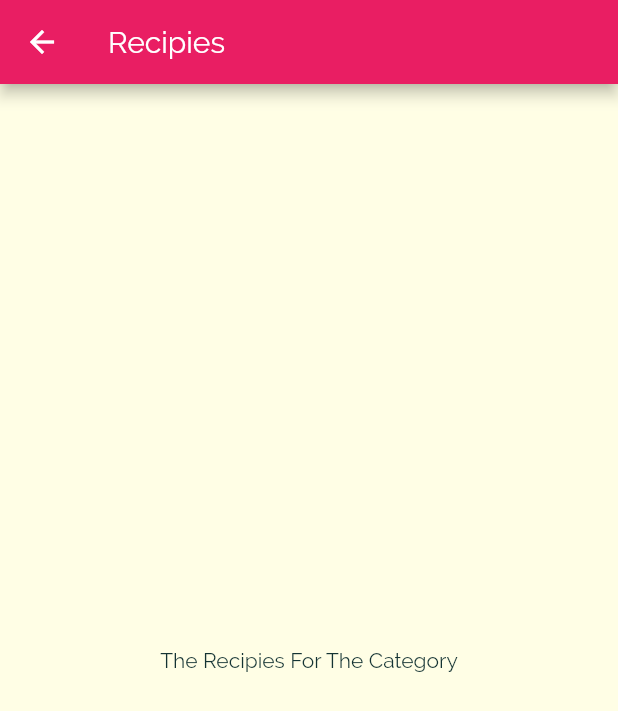
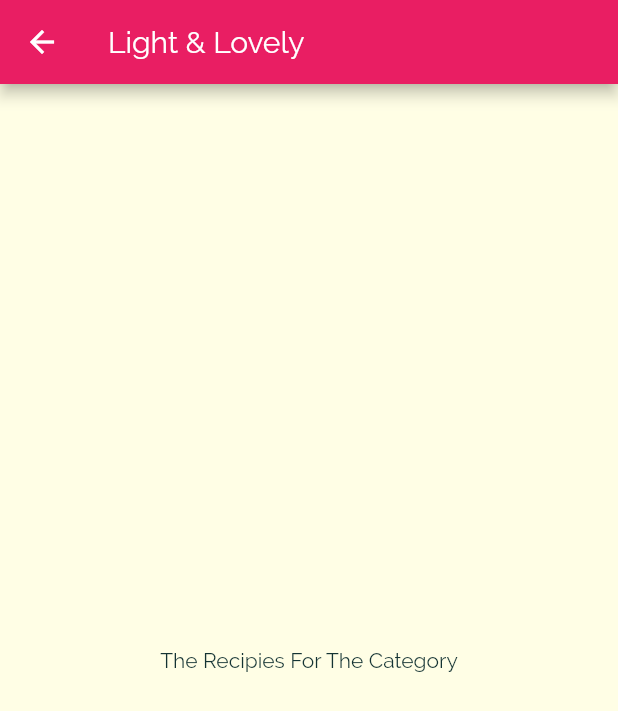
Before and after one commit to joshNic/IRecipies, a Flutter app: the screen it shows after launch, after a tap on "Light & Lovely", on a phone screen of 412 x 824 dp. Shown: the top 711 px of the screen. Run offline on Flutter 3.47's test engine with Material 2 defaults, Android fonts, the phone set to English and light mode, and no system bars.

Commit message:
allow navigation to different screens

```diff
--- a/lib/categories_screen.dart
+++ b/lib/categories_screen.dart
@@ -15,10 +15,11 @@ class CategoriesScreen extends StatelessWidget {
         children: DUMMY_CATEGORIES
             .map(
               (catData) => CategoryItem(
-            catData.title,
-            catData.color,
-          ),
-        )
+                catData.id,
+                catData.title,
+                catData.color,
+              ),
+            )
             .toList(),
         gridDelegate: SliverGridDelegateWithMaxCrossAxisExtent(
           maxCrossAxisExtent: 200,
--- a/lib/category_item.dart
+++ b/lib/category_item.dart
@@ -2,14 +2,15 @@ import 'package:flutter/material.dart';
 import 'package:i_recipies/category_meals_screen.dart';
 
 class CategoryItem extends StatelessWidget {
+  final String id;
   final String title;
   final Color color;
 
-  CategoryItem(this.title, this.color);
+  CategoryItem(this.id, this.title, this.color);
   void selectCategory(BuildContext ctx) {
     Navigator.of(ctx).push(MaterialPageRoute(
       builder: (_) {
-        return CategoryMealsScreen();
+        return CategoryMealsScreen(id, title);
       },
     ));
   }
--- a/lib/category_meals_screen.dart
+++ b/lib/category_meals_screen.dart
@@ -1,11 +1,15 @@
 import 'package:flutter/material.dart';
 
 class CategoryMealsScreen extends StatelessWidget {
+  final String categoryId;
+  final String categoryTitle;
+
+  CategoryMealsScreen(this.categoryId,this.categoryTitle);
   @override
   Widget build(BuildContext context) {
     return Scaffold(
       appBar: AppBar(
-        title: Text('Recipies'),
+        title: Text(categoryTitle),
       ),
       body: Center(
         child: Text(
```
